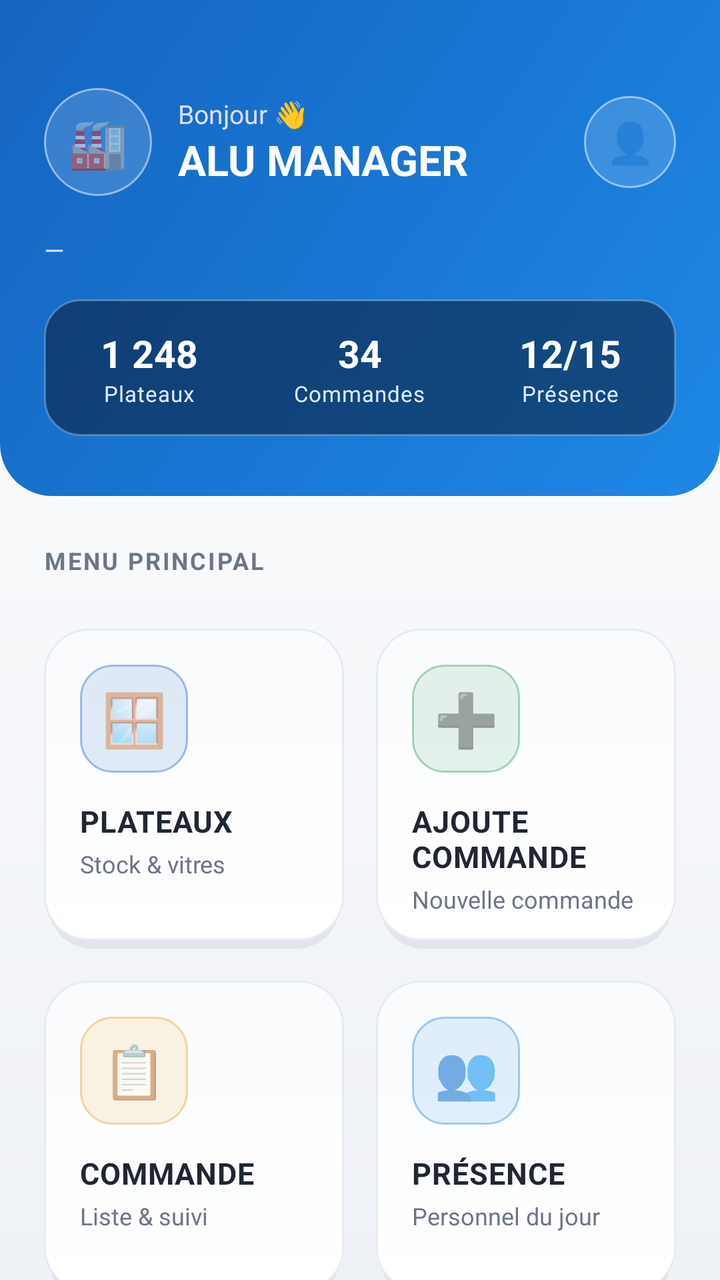
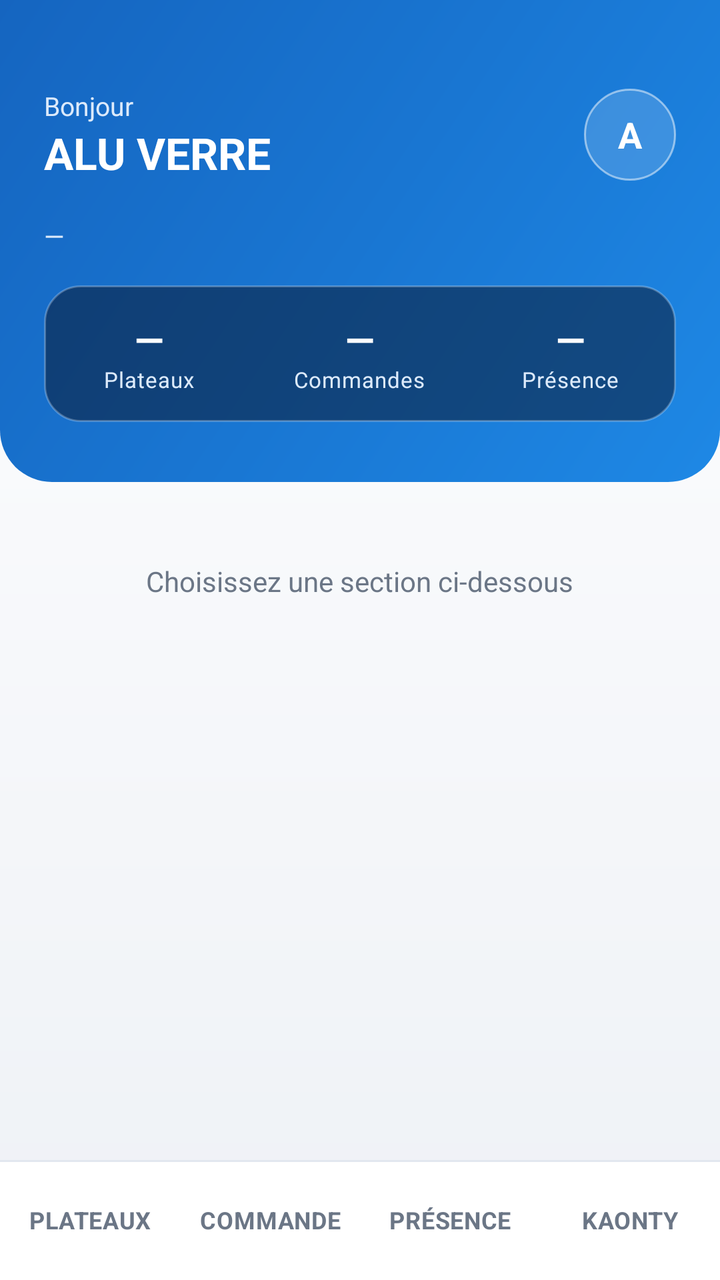

Compare the two renders of this Android layout. The source of the first and the diff that turns it into the second are given below.
<!-- AndroidManifest.xml: application theme Theme.AluManager -->
<!-- res/layout/activity_home.xml -->
<?xml version="1.0" encoding="utf-8"?>
<ScrollView xmlns:android="http://schemas.android.com/apk/res/android"
    xmlns:app="http://schemas.android.com/apk/res-auto"
    android:layout_width="match_parent"
    android:layout_height="match_parent"
    android:background="@drawable/bg_space"
    android:fillViewport="true"
    android:scrollbars="none">

    <LinearLayout
        android:layout_width="match_parent"
        android:layout_height="wrap_content"
        android:orientation="vertical">

        
        <LinearLayout
            android:layout_width="match_parent"
            android:layout_height="wrap_content"
            android:background="@drawable/hero_bg"
            android:orientation="vertical"
            android:paddingHorizontal="22dp"
            android:paddingTop="44dp"
            android:paddingBottom="30dp">

            <LinearLayout
                android:layout_width="match_parent"
                android:layout_height="wrap_content"
                android:gravity="center_vertical"
                android:orientation="horizontal">

                <TextView
                    android:layout_width="54dp"
                    android:layout_height="54dp"
                    android:background="@drawable/avatar_circle"
                    android:gravity="center"
                    android:text="🏭"
                    android:textSize="24sp" />

                <LinearLayout
                    android:layout_width="0dp"
                    android:layout_height="wrap_content"
                    android:layout_marginStart="13dp"
                    android:layout_weight="1"
                    android:orientation="vertical">

                    <TextView
                        android:id="@+id/heroGreeting"
                        android:layout_width="wrap_content"
                        android:layout_height="wrap_content"
                        android:text="Bonjour 👋"
                        android:textColor="#E0DCFF"
                        android:textSize="13sp" />

                    <TextView
                        android:id="@+id/heroCompany"
                        android:layout_width="wrap_content"
                        android:layout_height="wrap_content"
                        android:text="ALU MANAGER"
                        android:textColor="#FFFFFF"
                        android:textSize="21sp"
                        android:textStyle="bold" />
                </LinearLayout>

                <TextView
                    android:id="@+id/btnAccount"
                    android:layout_width="46dp"
                    android:layout_height="46dp"
                    android:background="@drawable/avatar_circle"
                    android:gravity="center"
                    android:text="👤"
                    android:textSize="20sp" />
            </LinearLayout>

            <TextView
                android:id="@+id/heroDate"
                android:layout_width="wrap_content"
                android:layout_height="wrap_content"
                android:layout_marginTop="18dp"
                android:text="—"
                android:textColor="#E0DCFF"
                android:textSize="13sp" />

            
            <LinearLayout
                android:layout_width="match_parent"
                android:layout_height="wrap_content"
                android:layout_marginTop="16dp"
                android:background="@drawable/stat_pill"
                android:orientation="horizontal"
                android:paddingVertical="14dp">

                <LinearLayout style="@style/HStat">
                    <TextView style="@style/HStatVal" android:text="1 248" />
                    <TextView style="@style/HStatLbl" android:text="Plateaux" />
                </LinearLayout>

                <LinearLayout style="@style/HStat">
                    <TextView style="@style/HStatVal" android:text="34" />
                    <TextView style="@style/HStatLbl" android:text="Commandes" />
                </LinearLayout>

                <LinearLayout style="@style/HStat">
                    <TextView style="@style/HStatVal" android:text="12/15" />
                    <TextView style="@style/HStatLbl" android:text="Présence" />
                </LinearLayout>
            </LinearLayout>
        </LinearLayout>

        
        <TextView
            android:layout_width="wrap_content"
            android:layout_height="wrap_content"
            android:layout_marginStart="22dp"
            android:layout_marginTop="24dp"
            android:text="MENU PRINCIPAL"
            android:textColor="#6B7686"
            android:textSize="12sp"
            android:textStyle="bold"
            android:letterSpacing="0.08" />

        <GridLayout
            android:layout_width="match_parent"
            android:layout_height="wrap_content"
            android:columnCount="2"
            android:padding="14dp"
            android:layout_marginTop="4dp">

            
            <LinearLayout android:id="@+id/cardPlateaux" style="@style/QCard">
                <TextView style="@style/QCardIco" android:background="@drawable/badge_indigo" android:text="🪟" />
                <TextView style="@style/QCardLbl" android:text="PLATEAUX" />
                <TextView style="@style/QCardSub" android:text="Stock &amp; vitres" />
            </LinearLayout>

            
            <LinearLayout android:id="@+id/cardAjoute" style="@style/QCard">
                <TextView style="@style/QCardIco" android:background="@drawable/badge_green" android:text="➕" />
                <TextView style="@style/QCardLbl" android:text="AJOUTE COMMANDE" />
                <TextView style="@style/QCardSub" android:text="Nouvelle commande" />
            </LinearLayout>

            
            <LinearLayout android:id="@+id/cardCommande" style="@style/QCard">
                <TextView style="@style/QCardIco" android:background="@drawable/badge_amber" android:text="📋" />
                <TextView style="@style/QCardLbl" android:text="COMMANDE" />
                <TextView style="@style/QCardSub" android:text="Liste &amp; suivi" />
            </LinearLayout>

            
            <LinearLayout android:id="@+id/cardPresence" style="@style/QCard">
                <TextView style="@style/QCardIco" android:background="@drawable/badge_sky" android:text="👥" />
                <TextView style="@style/QCardLbl" android:text="PRÉSENCE" />
                <TextView style="@style/QCardSub" android:text="Personnel du jour" />
            </LinearLayout>

            
            <LinearLayout android:id="@+id/cardKaonty" style="@style/QCard">
                <TextView style="@style/QCardIco" android:background="@drawable/badge_green" android:text="💰" />
                <TextView style="@style/QCardLbl" android:text="KAONTY" />
                <TextView style="@style/QCardSub" android:text="Versement &amp; sortie" />
            </LinearLayout>

            
            <LinearLayout android:id="@+id/cardDirecteur" style="@style/QCard">
                <TextView style="@style/QCardIco" android:background="@drawable/badge_indigo" android:text="🧠" />
                <TextView style="@style/QCardLbl" android:text="DIRECTEUR IA" />
                <TextView style="@style/QCardSub" android:text="Analyse &amp; conseils" />
            </LinearLayout>

            
            <LinearLayout android:id="@+id/cardOptiCoupe" style="@style/QCard">
                <TextView style="@style/QCardIco" android:background="@drawable/badge_amber" android:text="✂️" />
                <TextView style="@style/QCardLbl" android:text="OPTI COUPE" />
                <TextView style="@style/QCardSub" android:text="Optimiser la chute" />
            </LinearLayout>

        </GridLayout>

        <View
            android:layout_width="match_parent"
            android:layout_height="20dp" />

    </LinearLayout>
</ScrollView>
<!-- resources referenced by this layout -->
<resources>
  <!-- drawable badge_amber (drawable) -->
  <?xml version="1.0" encoding="utf-8"?>
  <shape xmlns:android="http://schemas.android.com/apk/res/android" android:shape="rectangle">
      <solid android:color="#1FE0A020" />
      <corners android:radius="16dp" />
      <stroke android:width="1dp" android:color="#66E0A020" />
  </shape>
  <!-- drawable badge_green (drawable) -->
  <?xml version="1.0" encoding="utf-8"?>
  <shape xmlns:android="http://schemas.android.com/apk/res/android" android:shape="rectangle">
      <solid android:color="#1F2E9E5B" />
      <corners android:radius="16dp" />
      <stroke android:width="1dp" android:color="#662E9E5B" />
  </shape>
  <!-- drawable badge_indigo (drawable) -->
  <?xml version="1.0" encoding="utf-8"?>
  <shape xmlns:android="http://schemas.android.com/apk/res/android" android:shape="rectangle">
      <solid android:color="#1F1565C0" />
      <corners android:radius="16dp" />
      <stroke android:width="1dp" android:color="#661565C0" />
  </shape>
  <!-- drawable badge_sky (drawable) -->
  <?xml version="1.0" encoding="utf-8"?>
  <shape xmlns:android="http://schemas.android.com/apk/res/android" android:shape="rectangle">
      <solid android:color="#1F1E88E5" />
      <corners android:radius="16dp" />
      <stroke android:width="1dp" android:color="#661E88E5" />
  </shape>
  <style name="QCard">
          <item name="android:layout_width">0dp</item>
          <item name="android:layout_height">160dp</item>
          <item name="android:layout_columnWeight">1</item>
          <item name="android:layout_margin">8dp</item>
          <item name="android:background">@drawable/glass_card</item>
          <item name="android:orientation">vertical</item>
          <item name="android:gravity">start|top</item>
          <item name="android:padding">18dp</item>
          <item name="android:clickable">true</item>
          <item name="android:focusable">true</item>
          <item name="android:foreground">?attr/selectableItemBackground</item>
      </style>
  <style name="QCardIco">
          <item name="android:layout_width">54dp</item>
          <item name="android:layout_height">54dp</item>
          <item name="android:gravity">center</item>
          <item name="android:textSize">26sp</item>
      </style>
  <style name="QCardLbl">
          <item name="android:layout_width">wrap_content</item>
          <item name="android:layout_height">wrap_content</item>
          <item name="android:layout_marginTop">14dp</item>
          <item name="android:textColor">@color/text_hi</item>
          <item name="android:textSize">15sp</item>
          <item name="android:textStyle">bold</item>
          <item name="android:letterSpacing">0.02</item>
      </style>
  <style name="QCardSub">
          <item name="android:layout_width">wrap_content</item>
          <item name="android:layout_height">wrap_content</item>
          <item name="android:layout_marginTop">3dp</item>
          <item name="android:textColor">@color/text_mu</item>
          <item name="android:textSize">12sp</item>
      </style>
  <!-- drawable glass_card (drawable) -->
  <?xml version="1.0" encoding="utf-8"?>
  <layer-list xmlns:android="http://schemas.android.com/apk/res/android">
      
      <item android:top="4dp" android:left="2dp" android:right="2dp">
          <shape android:shape="rectangle">
              <solid android:color="#141B2A44" />
              <corners android:radius="22dp" />
          </shape>
      </item>
      
      <item android:bottom="4dp">
          <shape android:shape="rectangle">
              <gradient
                  android:angle="90"
                  android:startColor="#FFFFFF"
                  android:endColor="#FAFBFD" />
              <corners android:radius="22dp" />
              <stroke android:width="1dp" android:color="#E7EBF2" />
          </shape>
      </item>
  </layer-list>
  <color name="text_hi">#1F2733</color>
  <color name="text_mu">#6B7686</color>
  <color name="neon_violet">#1565C0</color>
  <color name="neon_cyan">#1E88E5</color>
  <color name="bg_deep">#F4F6F9</color>
  <!-- unchanged entries left out for length: 8 -->
</resources>

<!-- the commit's change to res/layout/activity_home.xml (unified diff, before → after) -->
@@ -1,184 +1,178 @@
 <?xml version="1.0" encoding="utf-8"?>
-<ScrollView xmlns:android="http://schemas.android.com/apk/res/android"
-    xmlns:app="http://schemas.android.com/apk/res-auto"
+<LinearLayout xmlns:android="http://schemas.android.com/apk/res/android"
     android:layout_width="match_parent"
     android:layout_height="match_parent"
     android:background="@drawable/bg_space"
-    android:fillViewport="true"
-    android:scrollbars="none">
+    android:orientation="vertical">
 
-    <LinearLayout
+    <ScrollView
         android:layout_width="match_parent"
-        android:layout_height="wrap_content"
-        android:orientation="vertical">
+        android:layout_height="0dp"
+        android:layout_weight="1"
+        android:fillViewport="true"
+        android:scrollbars="none">
 
-        
         <LinearLayout
             android:layout_width="match_parent"
             android:layout_height="wrap_content"
-            android:background="@drawable/hero_bg"
-            android:orientation="vertical"
-            android:paddingHorizontal="22dp"
-            android:paddingTop="44dp"
-            android:paddingBottom="30dp">
-
-            <LinearLayout
-                android:layout_width="match_parent"
-                android:layout_height="wrap_content"
-                android:gravity="center_vertical"
-                android:orientation="horizontal">
-
-                <TextView
-                    android:layout_width="54dp"
-                    android:layout_height="54dp"
-                    android:background="@drawable/avatar_circle"
-                    android:gravity="center"
-                    android:text="🏭"
-                    android:textSize="24sp" />
-
-                <LinearLayout
-                    android:layout_width="0dp"
-                    android:layout_height="wrap_content"
-                    android:layout_marginStart="13dp"
-                    android:layout_weight="1"
-                    android:orientation="vertical">
-
-                    <TextView
-                        android:id="@+id/heroGreeting"
-                        android:layout_width="wrap_content"
-                        android:layout_height="wrap_content"
-                        android:text="Bonjour 👋"
-                        android:textColor="#E0DCFF"
-                        android:textSize="13sp" />
-
-                    <TextView
-                        android:id="@+id/heroCompany"
-                        android:layout_width="wrap_content"
-                        android:layout_height="wrap_content"
-                        android:text="ALU MANAGER"
-                        android:textColor="#FFFFFF"
-                        android:textSize="21sp"
-                        android:textStyle="bold" />
-                </LinearLayout>
-
-                <TextView
-                    android:id="@+id/btnAccount"
-                    android:layout_width="46dp"
-                    android:layout_height="46dp"
-                    android:background="@drawable/avatar_circle"
-                    android:gravity="center"
-                    android:text="👤"
-                    android:textSize="20sp" />
-            </LinearLayout>
-
-            <TextView
-                android:id="@+id/heroDate"
-                android:layout_width="wrap_content"
-                android:layout_height="wrap_content"
-                android:layout_marginTop="18dp"
-                android:text="—"
-                android:textColor="#E0DCFF"
-                android:textSize="13sp" />
+            android:orientation="vertical">
 
             
             <LinearLayout
                 android:layout_width="match_parent"
                 android:layout_height="wrap_content"
-                android:layout_marginTop="16dp"
-                android:background="@drawable/stat_pill"
-                android:orientation="horizontal"
-                android:paddingVertical="14dp">
+                android:background="@drawable/hero_bg"
+                android:orientation="vertical"
+                android:paddingHorizontal="22dp"
+                android:paddingTop="44dp"
+                android:paddingBottom="30dp">
 
-                <LinearLayout style="@style/HStat">
-                    <TextView style="@style/HStatVal" android:text="1 248" />
-                    <TextView style="@style/HStatLbl" android:text="Plateaux" />
+                <LinearLayout
+                    android:layout_width="match_parent"
+                    android:layout_height="wrap_content"
+                    android:gravity="center_vertical"
+                    android:orientation="horizontal">
+
+                    <LinearLayout
+                        android:layout_width="0dp"
+                        android:layout_height="wrap_content"
+                        android:layout_weight="1"
+                        android:orientation="vertical">
+
+                        <TextView
+                            android:id="@+id/heroGreeting"
+                            android:layout_width="wrap_content"
+                            android:layout_height="wrap_content"
+                            android:text="Bonjour"
+                            android:textColor="#DCEAFB"
+                            android:textSize="13sp" />
+
+                        <TextView
+                            android:id="@+id/heroCompany"
+                            android:layout_width="wrap_content"
+                            android:layout_height="wrap_content"
+                            android:text="ALU VERRE"
+                            android:textColor="#FFFFFF"
+                            android:textSize="22sp"
+                            android:textStyle="bold" />
+                    </LinearLayout>
+
+                    <TextView
+                        android:id="@+id/btnAccount"
+                        android:layout_width="46dp"
+                        android:layout_height="46dp"
+                        android:background="@drawable/avatar_circle"
+                        android:gravity="center"
+                        android:text="A"
+                        android:textColor="#FFFFFF"
+                        android:textSize="18sp"
+                        android:textStyle="bold" />
                 </LinearLayout>
 
-                <LinearLayout style="@style/HStat">
-                    <TextView style="@style/HStatVal" android:text="34" />
-                    <TextView style="@style/HStatLbl" android:text="Commandes" />
-                </LinearLayout>
+                <TextView
+                    android:id="@+id/heroDate"
+                    android:layout_width="wrap_content"
+                    android:layout_height="wrap_content"
+                    android:layout_marginTop="18dp"
+                    android:text="—"
+                    android:textColor="#DCEAFB"
+                    android:textSize="13sp" />
 
-                <LinearLayout style="@style/HStat">
-                    <TextView style="@style/HStatVal" android:text="12/15" />
-                    <TextView style="@style/HStatLbl" android:text="Présence" />
+                
+                <LinearLayout
+                    android:layout_width="match_parent"
+                    android:layout_height="wrap_content"
+                    android:layout_marginTop="16dp"
+                    android:background="@drawable/stat_pill"
+                    android:orientation="horizontal"
+                    android:paddingVertical="14dp">
+
+                    <LinearLayout style="@style/HStat">
+                        <TextView android:id="@+id/hsPlateaux" style="@style/HStatVal" android:text="—" />
+                        <TextView style="@style/HStatLbl" android:text="Plateaux" />
+                    </LinearLayout>
+
+                    <LinearLayout style="@style/HStat">
+                        <TextView android:id="@+id/hsCommandes" style="@style/HStatVal" android:text="—" />
+                        <TextView style="@style/HStatLbl" android:text="Commandes" />
+                    </LinearLayout>
+
+                    <LinearLayout style="@style/HStat">
+                        <TextView android:id="@+id/hsPresence" style="@style/HStatVal" android:text="—" />
+                        <TextView style="@style/HStatLbl" android:text="Présence" />
+                    </LinearLayout>
                 </LinearLayout>
             </LinearLayout>
+
+            <TextView
+                android:layout_width="wrap_content"
+                android:layout_height="wrap_content"
+                android:layout_gravity="center_horizontal"
+                android:layout_marginTop="40dp"
+                android:text="Choisissez une section ci-dessous"
+                android:textColor="#6B7686"
+                android:textSize="14sp" />
+
         </LinearLayout>
+    </ScrollView>
 
-        
-        <TextView
-            android:layout_width="wrap_content"
-            android:layout_height="wrap_content"
-            android:layout_marginStart="22dp"
-            android:layout_marginTop="24dp"
-            android:text="MENU PRINCIPAL"
-            android:textColor="#6B7686"
-            android:textSize="12sp"
-            android:textStyle="bold"
-            android:letterSpacing="0.08" />
+    <include layout="@layout/bottom_nav" />
 
-        <GridLayout
-            android:layout_width="match_parent"
-            android:layout_height="wrap_content"
-            android:columnCount="2"
-            android:padding="14dp"
-            android:layout_marginTop="4dp">
+</LinearLayout>
+<!-- res/layout/bottom_nav.xml (included above) -->
+<?xml version="1.0" encoding="utf-8"?>
+<LinearLayout xmlns:android="http://schemas.android.com/apk/res/android"
+    android:id="@+id/bottomNav"
+    android:layout_width="match_parent"
+    android:layout_height="60dp"
+    android:background="@drawable/bottom_bar_bg"
+    android:orientation="horizontal">
 
-            
-            <LinearLayout android:id="@+id/cardPlateaux" style="@style/QCard">
-                <TextView style="@style/QCardIco" android:background="@drawable/badge_indigo" android:text="🪟" />
-                <TextView style="@style/QCardLbl" android:text="PLATEAUX" />
-                <TextView style="@style/QCardSub" android:text="Stock &amp; vitres" />
-            </LinearLayout>
+    <TextView
+        android:id="@+id/navPlateaux"
+        android:layout_width="0dp"
+        android:layout_height="match_parent"
+        android:layout_weight="1"
+        android:gravity="center"
+        android:text="PLATEAUX"
+        android:textColor="#6B7686"
+        android:textSize="12sp"
+        android:textStyle="bold"
+        android:letterSpacing="0.02" />
 
-            
-            <LinearLayout android:id="@+id/cardAjoute" style="@style/QCard">
-                <TextView style="@style/QCardIco" android:background="@drawable/badge_green" android:text="➕" />
-                <TextView style="@style/QCardLbl" android:text="AJOUTE COMMANDE" />
-                <TextView style="@style/QCardSub" android:text="Nouvelle commande" />
-            </LinearLayout>
+    <TextView
+        android:id="@+id/navCommande"
+        android:layout_width="0dp"
+        android:layout_height="match_parent"
+        android:layout_weight="1"
+        android:gravity="center"
+        android:text="COMMANDE"
+        android:textColor="#6B7686"
+        android:textSize="12sp"
+        android:textStyle="bold"
+        android:letterSpacing="0.02" />
 
-            
-            <LinearLayout android:id="@+id/cardCommande" style="@style/QCard">
-                <TextView style="@style/QCardIco" android:background="@drawable/badge_amber" android:text="📋" />
-                <TextView style="@style/QCardLbl" android:text="COMMANDE" />
-                <TextView style="@style/QCardSub" android:text="Liste &amp; suivi" />
-            </LinearLayout>
+    <TextView
+        android:id="@+id/navPresence"
+        android:layout_width="0dp"
+        android:layout_height="match_parent"
+        android:layout_weight="1"
+        android:gravity="center"
+        android:text="PRÉSENCE"
+        android:textColor="#6B7686"
+        android:textSize="12sp"
+        android:textStyle="bold"
+        android:letterSpacing="0.02" />
 
-            
-            <LinearLayout android:id="@+id/cardPresence" style="@style/QCard">
-                <TextView style="@style/QCardIco" android:background="@drawable/badge_sky" android:text="👥" />
-                <TextView style="@style/QCardLbl" android:text="PRÉSENCE" />
-                <TextView style="@style/QCardSub" android:text="Personnel du jour" />
-            </LinearLayout>
-
-            
-            <LinearLayout android:id="@+id/cardKaonty" style="@style/QCard">
-                <TextView style="@style/QCardIco" android:background="@drawable/badge_green" android:text="💰" />
-                <TextView style="@style/QCardLbl" android:text="KAONTY" />
-                <TextView style="@style/QCardSub" android:text="Versement &amp; sortie" />
-            </LinearLayout>
-
-            
-            <LinearLayout android:id="@+id/cardDirecteur" style="@style/QCard">
-                <TextView style="@style/QCardIco" android:background="@drawable/badge_indigo" android:text="🧠" />
-                <TextView style="@style/QCardLbl" android:text="DIRECTEUR IA" />
-                <TextView style="@style/QCardSub" android:text="Analyse &amp; conseils" />
-            </LinearLayout>
-
-            
-            <LinearLayout android:id="@+id/cardOptiCoupe" style="@style/QCard">
-                <TextView style="@style/QCardIco" android:background="@drawable/badge_amber" android:text="✂️" />
-                <TextView style="@style/QCardLbl" android:text="OPTI COUPE" />
-                <TextView style="@style/QCardSub" android:text="Optimiser la chute" />
-            </LinearLayout>
-
-        </GridLayout>
-
-        <View
-            android:layout_width="match_parent"
-            android:layout_height="20dp" />
-
-    </LinearLayout>
-</ScrollView>
+    <TextView
+        android:id="@+id/navKaonty"
+        android:layout_width="0dp"
+        android:layout_height="match_parent"
+        android:layout_weight="1"
+        android:gravity="center"
+        android:text="KAONTY"
+        android:textColor="#6B7686"
+        android:textSize="12sp"
+        android:textStyle="bold"
+        android:letterSpacing="0.02" />
+</LinearLayout>
<!-- resource entries referenced after the edit -->
@@ -1,92 +1,19 @@
 <!-- resources referenced by this layout -->
 <resources>
-  <!-- drawable badge_amber (drawable) -->
-  <?xml version="1.0" encoding="utf-8"?>
-  <shape xmlns:android="http://schemas.android.com/apk/res/android" android:shape="rectangle">
-      <solid android:color="#1FE0A020" />
-      <corners android:radius="16dp" />
-      <stroke android:width="1dp" android:color="#66E0A020" />
-  </shape>
-  <!-- drawable badge_green (drawable) -->
-  <?xml version="1.0" encoding="utf-8"?>
-  <shape xmlns:android="http://schemas.android.com/apk/res/android" android:shape="rectangle">
-      <solid android:color="#1F2E9E5B" />
-      <corners android:radius="16dp" />
-      <stroke android:width="1dp" android:color="#662E9E5B" />
-  </shape>
-  <!-- drawable badge_indigo (drawable) -->
-  <?xml version="1.0" encoding="utf-8"?>
-  <shape xmlns:android="http://schemas.android.com/apk/res/android" android:shape="rectangle">
-      <solid android:color="#1F1565C0" />
-      <corners android:radius="16dp" />
-      <stroke android:width="1dp" android:color="#661565C0" />
-  </shape>
-  <!-- drawable badge_sky (drawable) -->
-  <?xml version="1.0" encoding="utf-8"?>
-  <shape xmlns:android="http://schemas.android.com/apk/res/android" android:shape="rectangle">
-      <solid android:color="#1F1E88E5" />
-      <corners android:radius="16dp" />
-      <stroke android:width="1dp" android:color="#661E88E5" />
-  </shape>
-  <style name="QCard">
-          <item name="android:layout_width">0dp</item>
-          <item name="android:layout_height">160dp</item>
-          <item name="android:layout_columnWeight">1</item>
-          <item name="android:layout_margin">8dp</item>
-          <item name="android:background">@drawable/glass_card</item>
-          <item name="android:orientation">vertical</item>
-          <item name="android:gravity">start|top</item>
-          <item name="android:padding">18dp</item>
-          <item name="android:clickable">true</item>
-          <item name="android:focusable">true</item>
-          <item name="android:foreground">?attr/selectableItemBackground</item>
-      </style>
-  <style name="QCardIco">
-          <item name="android:layout_width">54dp</item>
-          <item name="android:layout_height">54dp</item>
-          <item name="android:gravity">center</item>
-          <item name="android:textSize">26sp</item>
-      </style>
-  <style name="QCardLbl">
-          <item name="android:layout_width">wrap_content</item>
-          <item name="android:layout_height">wrap_content</item>
-          <item name="android:layout_marginTop">14dp</item>
-          <item name="android:textColor">@color/text_hi</item>
-          <item name="android:textSize">15sp</item>
-          <item name="android:textStyle">bold</item>
-          <item name="android:letterSpacing">0.02</item>
-      </style>
-  <style name="QCardSub">
-          <item name="android:layout_width">wrap_content</item>
-          <item name="android:layout_height">wrap_content</item>
-          <item name="android:layout_marginTop">3dp</item>
-          <item name="android:textColor">@color/text_mu</item>
-          <item name="android:textSize">12sp</item>
-      </style>
-  <!-- drawable glass_card (drawable) -->
+  <!-- drawable bottom_bar_bg (drawable) -->
   <?xml version="1.0" encoding="utf-8"?>
   <layer-list xmlns:android="http://schemas.android.com/apk/res/android">
-      
-      <item android:top="4dp" android:left="2dp" android:right="2dp">
+      <item android:gravity="top" android:height="1dp">
           <shape android:shape="rectangle">
-              <solid android:color="#141B2A44" />
-              <corners android:radius="22dp" />
+              <solid android:color="#E2E7EF" />
           </shape>
       </item>
-      
-      <item android:bottom="4dp">
+      <item android:top="1dp">
           <shape android:shape="rectangle">
-              <gradient
-                  android:angle="90"
-                  android:startColor="#FFFFFF"
-                  android:endColor="#FAFBFD" />
-              <corners android:radius="22dp" />
-              <stroke android:width="1dp" android:color="#E7EBF2" />
+              <solid android:color="#FFFFFF" />
           </shape>
       </item>
   </layer-list>
-  <color name="text_hi">#1F2733</color>
-  <color name="text_mu">#6B7686</color>
   <color name="neon_violet">#1565C0</color>
   <color name="neon_cyan">#1E88E5</color>
   <color name="bg_deep">#F4F6F9</color>
